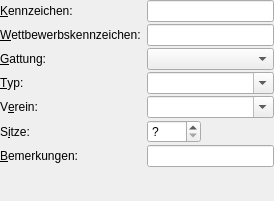
Before: the Qt Designer form src/gui/windows/objectEditor/PlaneEditorPane.ui in startkladde/startkladde, drawn with Qt 5.
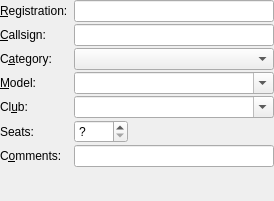
After: the same form once the commit is applied. Custom widgets are drawn as their Qt base class.

What changed in the file:
```diff
--- a/src/gui/windows/objectEditor/PlaneEditorPane.ui
+++ b/src/gui/windows/objectEditor/PlaneEditorPane.ui
@@ -23,7 +23,7 @@
    <item row="0" column="0">
     <widget class="QLabel" name="label">
      <property name="text">
-      <string>&amp;Kennzeichen:</string>
+      <string>&amp;Registration:</string>
      </property>
      <property name="buddy">
       <cstring>registrationInput</cstring>
@@ -33,7 +33,7 @@
    <item row="6" column="0">
     <widget class="QLabel" name="label_2">
      <property name="text">
-      <string>&amp;Bemerkungen:</string>
+      <string>C&amp;omments:</string>
      </property>
      <property name="buddy">
       <cstring>commentsInput</cstring>
@@ -43,7 +43,7 @@
    <item row="1" column="0">
     <widget class="QLabel" name="label_3">
      <property name="text">
-      <string>&amp;Wettbewerbskennzeichen:</string>
+      <string>&amp;Callsign:</string>
      </property>
      <property name="buddy">
       <cstring>callsignInput</cstring>
@@ -53,7 +53,7 @@
    <item row="2" column="0">
     <widget class="QLabel" name="label_4">
      <property name="text">
-      <string>&amp;Gattung:</string>
+      <string>C&amp;ategory:</string>
      </property>
      <property name="buddy">
       <cstring>categoryInput</cstring>
@@ -63,7 +63,7 @@
    <item row="3" column="0">
     <widget class="QLabel" name="label_5">
      <property name="text">
-      <string>&amp;Typ:</string>
+      <string>&amp;Model:</string>
      </property>
      <property name="buddy">
       <cstring>typeInput</cstring>
@@ -73,7 +73,7 @@
    <item row="4" column="0">
     <widget class="QLabel" name="label_6">
      <property name="text">
-      <string>V&amp;erein:</string>
+      <string>Cl&amp;ub:</string>
      </property>
      <property name="buddy">
       <cstring>clubInput</cstring>
@@ -83,7 +83,7 @@
    <item row="5" column="0">
     <widget class="QLabel" name="label_7">
      <property name="text">
-      <string>S&amp;itze:</string>
+      <string>Seats:</string>
      </property>
      <property name="buddy">
       <cstring>seatsInput</cstring>
```
